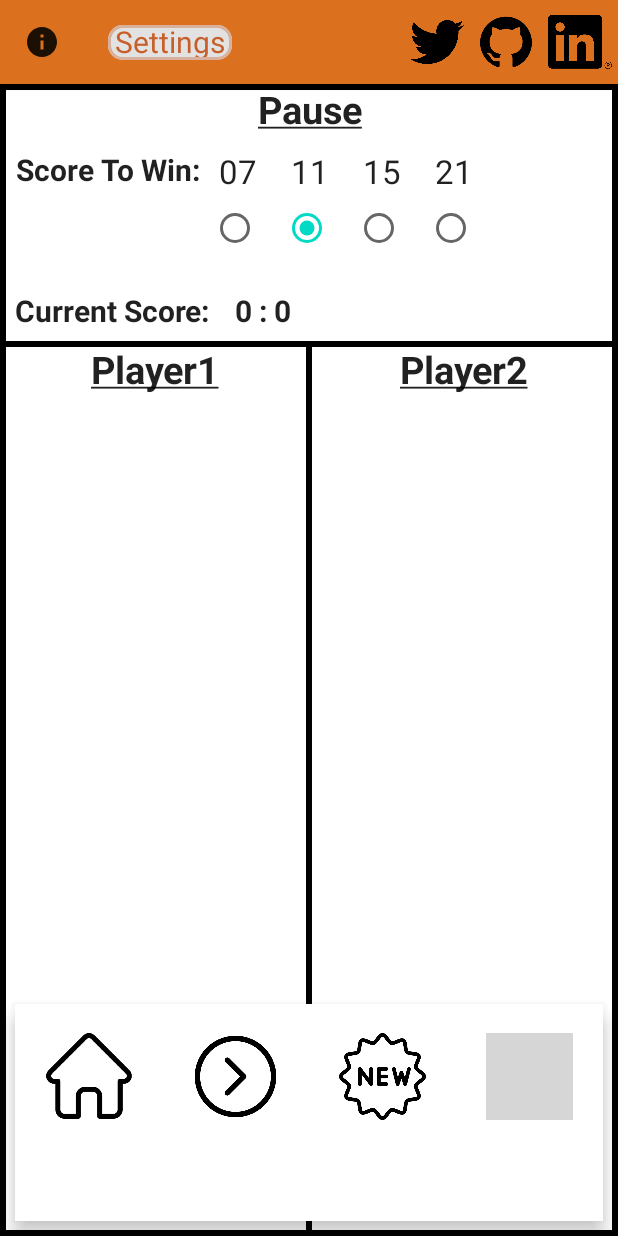
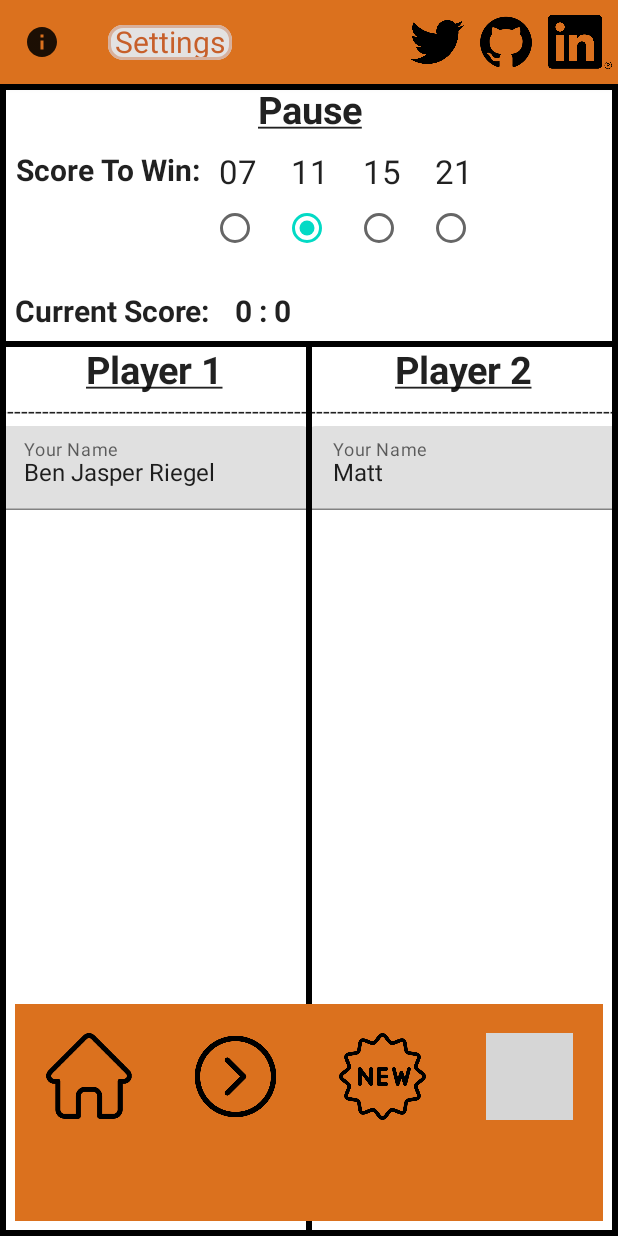
Before and after one commit to BenSchokoRiegel/NBASignatureVersus, an Android app built with Jetpack Compose: the Settings screen opened through its navigation route, on a phone screen of 412 x 824 dp. Run offline under Robolectric (Android 15) with nearby library versions, the phone set to English and light mode, and no system bars; libraries missing offline, so code that uses them is left out: coil.decode; pictures from the network do not load; 1 statement that could not run was skipped; grey boxes are pictures that could not be loaded.

Commit message:
Gameover Screen

```diff
--- /dev/null
+++ b/app/src/main/java/com/example/nbasignatureversus/BottomsNav.kt
@@ -0,0 +1,163 @@
+package com.example.nbasignatureversus
+
+import androidx.compose.foundation.ExperimentalFoundationApi
+import androidx.compose.foundation.Image
+import androidx.compose.foundation.border
+import androidx.compose.foundation.layout.*
+import androidx.compose.material.BottomNavigationItem
+import androidx.compose.material.Icon
+import androidx.compose.material.IconButton
+import androidx.compose.material.Text
+import androidx.compose.runtime.Composable
+import androidx.compose.ui.Alignment
+import androidx.compose.ui.Modifier
+import androidx.compose.ui.draw.alpha
+import androidx.compose.ui.graphics.Color
+import androidx.compose.ui.platform.LocalConfiguration
+import androidx.compose.ui.res.painterResource
+import androidx.compose.ui.text.TextStyle
+import androidx.compose.ui.text.font.FontWeight
+import androidx.compose.ui.text.style.TextAlign
+import androidx.compose.ui.text.style.TextDecoration
+import androidx.compose.ui.unit.dp
+import androidx.compose.ui.unit.sp
+import androidx.navigation.NavController
+
+class IconsForGame(val location: Int, val function: String) {}
+
+
+
+
+
+
+
+// Inspieriert durch https://medium.com/geekculture/bottom-navigation-in-jetpack-compose-android-9cd232a8b16
+@Composable
+fun BottomNavigation(
+    navController: NavController,
+    items: List<IconsForGame>,
+    sharedViewModel: SharedViewModel
+) {
+    androidx.compose.material.BottomNavigation(
+        backgroundColor = topAndBottomColor,
+        contentColor = Color.Black,
+        elevation = 0.dp,
+        modifier = Modifier
+            .fillMaxHeight(0.2f)
+            .padding(10.dp)
+    ) {
+        items.forEach { item ->
+            BottomNavigationItem(
+                icon = {
+                    Icon(
+                        painterResource(id = item.location),
+                        contentDescription = item.function
+                    )
+                },
+//                label = {
+//                    Text(
+//                        text = item.function,
+//                        fontSize = 9.sp
+//                    )
+//                },
+                selectedContentColor = Color.Black,
+                unselectedContentColor = Color.Black.copy(0.4f),
+                alwaysShowLabel = true,
+                selected = true,
+                onClick = {
+                    if (item.function == "Continue") {
+                        navController.navigate(Screen.GameScreen.route)
+
+                    } else if (item.function == "New") {
+                        sharedViewModel.newGame()
+                        navController.navigate(Screen.GameScreen.route)
+
+                    } else if (item.function == "Save") {
+                        // #TODO
+                    } else if (item.function == "Home") {
+                        //#TODO
+                    }else if (item.function == "Settings") {
+                        navController.navigate(Screen.GameSettingScreen.route)
+                    }
+                },
+                modifier = Modifier.padding(20.dp)
+            )
+        }
+    }
+
+
+}
+
+
+@Composable
+fun HeaderSetting(headText: String) {
+    Text(
+        text = headText,
+        fontSize = 25.sp,
+        fontWeight = FontWeight.Bold,
+        textAlign = TextAlign.Center,
+        style = TextStyle(textDecoration = TextDecoration.Underline),
+        modifier = Modifier
+            .fillMaxWidth()
+            .alpha(1f)
+            .padding(defaultPadding)
+
+    )
+
+
+}
+
+
+
+
+@OptIn(ExperimentalFoundationApi::class)
+@Composable
+fun createIcons(
+    icons: List<IconsForGame>,
+    navController: NavController,
+    sharedViewModel: SharedViewModel,
+    mod: Modifier
+) {
+    Row(
+        verticalAlignment = Alignment.CenterVertically,
+        horizontalArrangement = Arrangement.spacedBy(20.dp),
+        modifier = mod.fillMaxSize().border(defaultPadding, Color.Black).padding(10.dp)
+
+    ) {
+        val configuration = LocalConfiguration.current
+        val maxWi = configuration.screenWidthDp.dp.div(4f) - 20.dp
+
+        for (item in icons){
+            /* val wi = maxWi
+                     if (item.function == "MakeShot")*/
+//fillMaxHeight(0.25f).fillMaxWidth(0.25f)
+            IconButton(onClick = {
+                if (item.function == "MakeShot") {
+                    print("MakeShoot")
+                    val gameover : Boolean = sharedViewModel.makeShot()
+                    if (gameover){
+                        navController.navigate(Screen.GameOver.route)
+                    } else {
+                        navController.navigate(Screen.GameScreen.route)
+                    }
+                } else if (item.function == "Home") {
+                    //#TODO
+                } else if (item.function == "MissShot") {
+                    sharedViewModel.brickShot()
+                    print("BrickShoot")
+                    navController.navigate(Screen.GameScreen.route)
+                } else if (item.function == "Pause") {
+                    navController.navigate(Screen.GameSettingScreen.route)
+                }
+            }) {
+                Image(
+                    painter = painterResource(id = item.location),
+                    contentDescription = null, modifier = Modifier.width(maxWi)/*modifier = Modifier.padding(
+                    *//*    horizontal = 16.dp,*//*
+                        vertical = 4.dp
+                    )*/
+                )
+            }
+        }
+    }
+}
--- a/app/src/main/java/com/example/nbasignatureversus/GameData.kt
+++ b/app/src/main/java/com/example/nbasignatureversus/GameData.kt
@@ -33,7 +33,7 @@ fun gameHasStarted(){
 }
 
 
-class Player(val name: String, var level: Level, var picture: Int) {
+class Player(var name: String, var level: Level, var picture: Int) {
     constructor(name:String):this(name,Level.Pro,R.drawable.ic_launcher_foreground)
 
 
@@ -41,6 +41,8 @@ class Player(val name: String, var level: Level, var picture: Int) {
 }
 
 
+
+
 class GameScore(var player1_score:Int, var player2_score:Int, var player1_turn: Boolean, var maxScore:Int, var hasStarted:Boolean){
 
     constructor():this(0,0, Random.nextBoolean(),11,hasStarted = false)
--- a/app/src/main/java/com/example/nbasignatureversus/Icons_down.kt
+++ /dev/null
@@ -1,66 +0,0 @@
-package com.example.nbasignatureversus
-
-import androidx.compose.foundation.ExperimentalFoundationApi
-import androidx.compose.foundation.Image
-import androidx.compose.foundation.border
-import androidx.compose.foundation.layout.*
-import androidx.compose.material.IconButton
-import androidx.compose.runtime.Composable
-import androidx.compose.ui.Alignment
-import androidx.compose.ui.Modifier
-import androidx.compose.ui.graphics.Color
-import androidx.compose.ui.platform.LocalConfiguration
-import androidx.compose.ui.res.painterResource
-import androidx.compose.ui.unit.dp
-import androidx.navigation.NavController
-
-class IconsForGame(val location: Int, val function: String) {}
-
-
-@OptIn(ExperimentalFoundationApi::class)
-@Composable
-fun createIcons(
-    icons: List<IconsForGame>,
-    navController: NavController,
-    sharedViewModel: SharedViewModel,
-    mod: Modifier
-) {
-    Row(
-        verticalAlignment = Alignment.CenterVertically,
-        horizontalArrangement = Arrangement.spacedBy(20.dp),
-        modifier = mod.fillMaxSize().border(defaultPadding, Color.Black).padding(10.dp)
-
-    ) {
-        val configuration = LocalConfiguration.current
-        val maxWi = configuration.screenWidthDp.dp.div(4f) - 20.dp
-
-        for (item in icons){
-            /* val wi = maxWi
-                     if (item.function == "MakeShot")*/
-//fillMaxHeight(0.25f).fillMaxWidth(0.25f)
-            IconButton(onClick = {
-                if (item.function == "MakeShot") {
-                    print("MakeShoot")
-                    sharedViewModel.makeShot()
-                    navController.navigate(Screen.GameScreen.route)
-                } else if (item.function == "Home") {
-                    //#TODO
-                } else if (item.function == "MissShot") {
-                    sharedViewModel.brickShot()
-                    print("BrickShoot")
-                    navController.navigate(Screen.GameScreen.route)
-                } else if (item.function == "Pause") {
-                    navController.navigate(Screen.GameSettingScreen.route)
-                }
-            }) {
-                Image(
-                    painter = painterResource(id = item.location),
-                    contentDescription = null, modifier = Modifier.width(maxWi)/*modifier = Modifier.padding(
-                    *//*    horizontal = 16.dp,*//*
-                        vertical = 4.dp
-                    )*/
-                )
-            }
-        }
-    }
-}
--- a/app/src/main/java/com/example/nbasignatureversus/Navigation.kt
+++ b/app/src/main/java/com/example/nbasignatureversus/Navigation.kt
@@ -1,4 +1,6 @@
 package com.example.nbasignatureversus
+
+import GameOver
 
 import androidx.compose.runtime.*
 import androidx.lifecycle.viewmodel.compose.viewModel
@@ -23,6 +25,9 @@ fun Navigation() {
             Settings(navController = navController, sharedViewModel = sharedViewModel)
         }
 
+        composable(route = Screen.GameOver.route){
+            GameOver(navController = navController, sharedViewModel = sharedViewModel)
+        }
 //        composable(route = Screen.CreateNote.route) {
 //            CreateNote(navController)
 //        }
--- a/app/src/main/java/com/example/nbasignatureversus/Screen.kt
+++ b/app/src/main/java/com/example/nbasignatureversus/Screen.kt
@@ -1,6 +1,11 @@
 package com.example.nbasignatureversus
 
 sealed class Screen(val route: String){
+    class WinnerScreen {
+
+    }
+
+    object GameOver : Screen("GameOver")
     object StartScreen : Screen("StartScreen")
     object GameSettingScreen : Screen("GameSettingScreen")
     object GameScreen : Screen("GameScreen")
--- a/app/src/main/java/com/example/nbasignatureversus/Setting.kt
+++ b/app/src/main/java/com/example/nbasignatureversus/Setting.kt
@@ -1,9 +1,14 @@
 package com.example.nbasignatureversus
 
+import android.app.AlertDialog
 import android.content.ClipData
 import android.content.ClipData.Item
+import android.content.DialogInterface
 import android.graphics.drawable.Icon
+import android.icu.lang.UCharacter.LineBreak
+import android.text.InputType
 import android.util.Log
+import android.widget.EditText
 import androidx.compose.foundation.Image
 import androidx.compose.foundation.MagnifierStyle.Companion.Default
 import androidx.compose.foundation.background
@@ -13,6 +18,7 @@ import androidx.compose.foundation.layout.*
 import androidx.compose.foundation.selection.selectable
 import androidx.compose.foundation.shape.CircleShape
 import androidx.compose.foundation.shape.RoundedCornerShape
+import androidx.compose.foundation.text.KeyboardOptions
 import androidx.compose.material.*
 
 
@@ -34,8 +40,11 @@ import androidx.compose.ui.res.painterResource
 import androidx.compose.ui.semantics.Role
 import androidx.compose.ui.text.TextStyle
 import androidx.compose.ui.text.TextStyle.Companion.Default
+import androidx.compose.ui.text.font.Font
 import androidx.compose.ui.text.font.FontFamily
 import androidx.compose.ui.text.font.FontWeight
+import androidx.compose.ui.text.input.KeyboardType
+import androidx.compose.ui.text.input.TextFieldValue
 import androidx.compose.ui.text.style.TextAlign
 import androidx.compose.ui.text.style.TextDecoration
 import androidx.compose.ui.tooling.preview.Preview
@@ -45,7 +54,7 @@ import androidx.navigation.NavController
 import com.example.nbasignatureversus.ui.theme.NBASIgnatureVersusTheme
 
 
-val topAndBottomColor: Color = Color.Red
+val topAndBottomColor: Color = "#db711e".color
 
 @Composable
 fun Settings(navController: NavController, sharedViewModel: SharedViewModel) {
@@ -54,7 +63,7 @@ fun Settings(navController: NavController, sharedViewModel: SharedViewModel) {
     NBASIgnatureVersusTheme(darkTheme = false) {
         // A surface container using the 'background' color from the theme
         Scaffold(
-            topBar = { Topbar("#db711e".color, " Settings ") },
+            topBar = { Topbar(topAndBottomColor, " Settings ") },
             bottomBar = {
                 if (!sharedViewModel.gameScore.hasStarted) {
                     BottomNavigation(
@@ -87,7 +96,10 @@ fun Settings(navController: NavController, sharedViewModel: SharedViewModel) {
             //FloatingActionButton(onClick = { navController.navigate(Screen.CreateNote.route) }
 
         ) {
-            Column(Modifier.fillMaxSize().border(4.dp, Color.Black)) {
+            Column(
+                Modifier
+                    .fillMaxSize()
+                    .border(4.dp, Color.Black)) {
                 GameSettings(sharedViewModel)
                 PlayerSettings(sharedViewModel)
             }
@@ -99,6 +111,10 @@ fun Settings(navController: NavController, sharedViewModel: SharedViewModel) {
 
 
 }
+
+
+
+
 
 @Composable
 fun PlayerSettings(sharedViewModel: SharedViewModel) {
@@ -112,18 +128,58 @@ fun PlayerSettings(sharedViewModel: SharedViewModel) {
                 .fillMaxHeight()
                 .fillMaxWidth(0.5f)
                 .border(2.dp, Color.Black)) {
-                HeaderSetting(headText = "Player1")
+                HeaderSetting(headText = "Player 1")
+            Player(sharedViewModel,true)
         }
         Column(
             Modifier
                 .fillMaxHeight()
                 .border(2.dp, Color.Black)) {
-            HeaderSetting(headText = "Player2")
+            HeaderSetting(headText = "Player 2")
+            Player(sharedViewModel,false)
         }
 
     }
 }
 
+// TODO ENTER -> Stop typing
+@Composable
+fun Player(sharedViewModel: SharedViewModel, isPlayerOne: Boolean){
+    Text( "--------------------------------------------------", maxLines = 1)
+   var currentName : String
+    if (isPlayerOne){
+        currentName = sharedViewModel.player1.name
+    } else{
+        currentName = sharedViewModel.player2.name
+    }
+
+    var name  by remember { mutableStateOf(TextFieldValue(currentName))}
+
+    Row(){
+        //Text("Name : ",fontWeight = FontWeight.Bold )
+        TextField(
+            value = name,
+            onValueChange = { it ->
+                name = it
+                if (isPlayerOne){
+                    sharedViewModel.player1.name = name.text
+                } else {
+                    sharedViewModel.player2.name = name.text
+                }
+            },
+            label = { Text(text = "Your Name") },
+            keyboardOptions = KeyboardOptions(keyboardType = KeyboardType.Text),
+            placeholder = { Text(text = "Please Write your name") },
+            maxLines = 1,
+            singleLine = true
+        )
+
+    }
+
+
+
+
+}
 
 @Composable
 fun GameSettings(sharedViewModel: SharedViewModel) {
@@ -158,6 +214,7 @@ fun GameSettings(sharedViewModel: SharedViewModel) {
                     RadioButtonInfo("21", "ScoreToWin")
                 ), sharedViewModel
             )
+
 
 
         }
@@ -384,84 +441,30 @@ fun Topbar(backgroundColor: Color, topBarText: String) {
 }
 
 
-@Composable
-fun HeaderSetting(headText: String) {
-    Text(
-        text = headText,
-        fontSize = 25.sp,
-        fontWeight = FontWeight.Bold,
-        textAlign = TextAlign.Center,
-        style = TextStyle(textDecoration = TextDecoration.Underline),
-        modifier = Modifier
-            .fillMaxWidth()
-            .alpha(1f)
-            .padding(defaultPadding)
-
-    )
 
 
-}
-
-@Composable
-fun BottomBar() {
-    BottomAppBar(
-        contentColor = topAndBottomColor,
-        content = {
-
-        }
-    )
-}
-
-// Inspieriert durch https://medium.com/geekculture/bottom-navigation-in-jetpack-compose-android-9cd232a8b16
-@Composable
-fun BottomNavigation(
-    navController: NavController,
-    items: List<IconsForGame>,
-    sharedViewModel: SharedViewModel
-) {
-    androidx.compose.material.BottomNavigation(
-        backgroundColor = Color.White,
-        contentColor = Color.Black,
-        modifier = Modifier
-            .fillMaxHeight(0.2f)
-            .padding(10.dp)
-    ) {
-        items.forEach { item ->
-            BottomNavigationItem(
-                icon = {
-                    Icon(
-                        painterResource(id = item.location),
-                        contentDescription = item.function
-                    )
-                },
-//                label = {
-//                    Text(
-//                        text = item.function,
-//                        fontSize = 9.sp
-//                    )
-//                },
-                selectedContentColor = Color.Black,
-                unselectedContentColor = Color.Black.copy(0.4f),
-                alwaysShowLabel = true,
-                selected = true,
-                onClick = {
-                    if (item.function == "Continue") {
-                        navController.navigate(Screen.GameScreen.route)
-
-                    } else if (item.function == "New") {
-                        sharedViewModel.newGame()
-                        navController.navigate(Screen.GameScreen.route)
-
-                    } else if (item.function == "Save") {
-                        // #TODO
-                    } else if (item.function == "Home") {
-                        //#TODO
-                    }
-                },
-                modifier = Modifier.padding(20.dp)
-            )
-        }
-    }
 
 
+/**
+// Inspiration by https://handyopinion.com/show-alert-dialog-with-an-input-field-edittext-in-android-kotlin/
+fun showdialog(){
+    val builder: AlertDialog.Builder = android.app.AlertDialog.Builder(this)
+    builder.setTitle("Title")
+
+// Set up the input
+    val input = EditText(this)
+// Specify the type of input expected; this, for example, sets the input as a password, and will mask the text
+    input.setHint("Enter Text")
+    input.inputType = InputType.TYPE_CLASS_TEXT
+    builder.setView(input)
+
+// Set up the buttons
+    builder.setPositiveButton("OK", DialogInterface.OnClickListener { dialog, which ->
+        // Here you get get input text from the Edittext
+        var m_Text = input.text.toString()
+    })
+    builder.setNegativeButton("Cancel", DialogInterface.OnClickListener { dialog, which -> dialog.cancel() })
+
+    builder.show()
 }
+*/
```
Also changed, not shown: app/src/main/java/com/example/nbasignatureversus/GameOver.kt (added, +45 -0 lines), app/src/main/java/com/example/nbasignatureversus/SharedViewModel.kt (+15 -0 lines).
